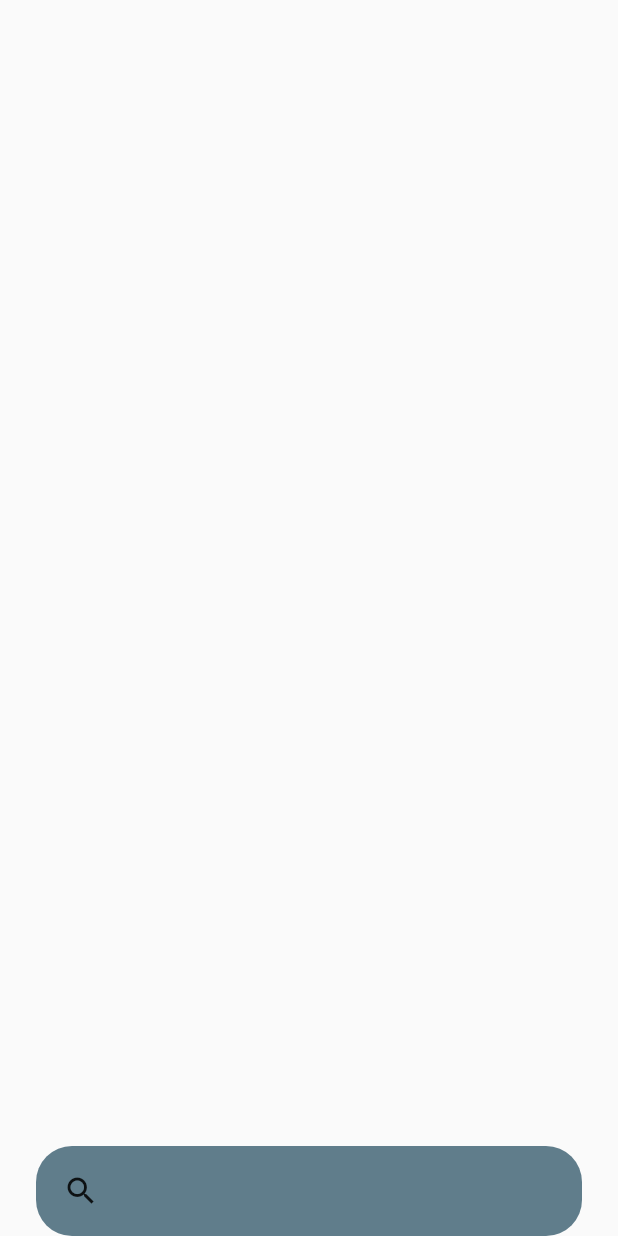
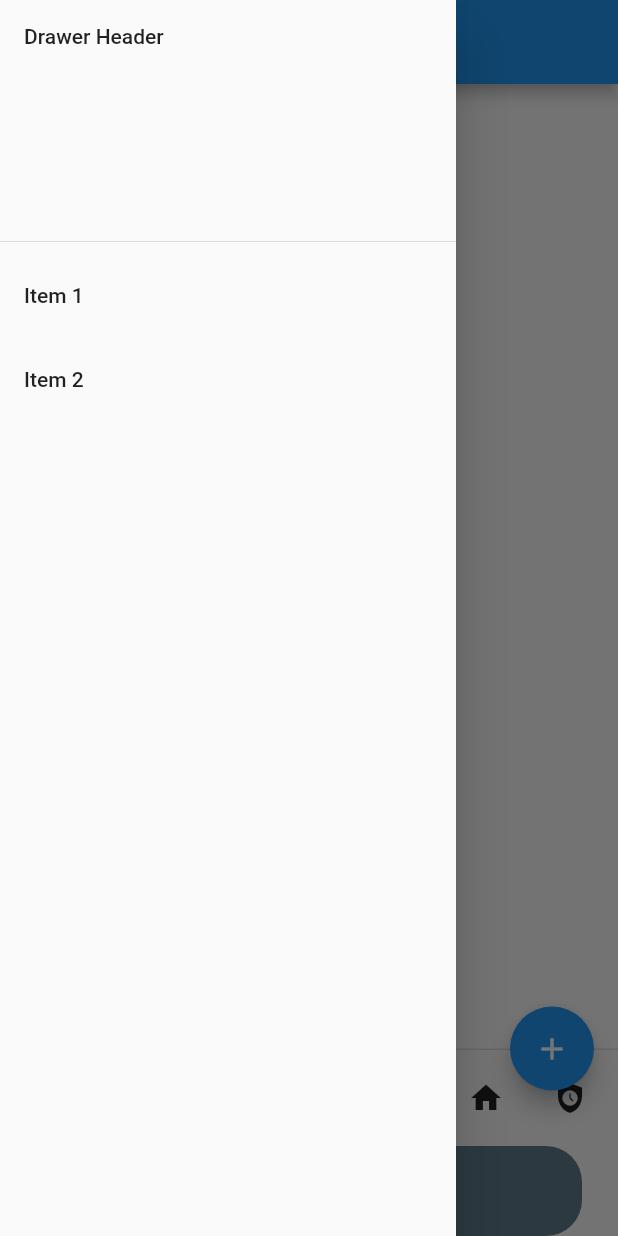
Before and after one commit to nakamurakzz/flutter-appbar-sample, a Flutter app: the screen it shows after launch, with the side drawer open (before the commit the screen has no drawer), on a phone screen of 412 x 824 dp. Run offline on Flutter 3.47's test engine with Material 2 defaults, Android fonts, the phone set to English and light mode, and no system bars.

Commit message:
色んなScafoldの小要素を追加

```diff
--- a/appvar_sample/lib/main.dart
+++ b/appvar_sample/lib/main.dart
@@ -11,6 +11,41 @@ class MyApp extends StatelessWidget {
   Widget build(BuildContext context) {
     return MaterialApp(
         home: Scaffold(
+      appBar: AppBar(
+        title: const Text('Appbar Sample'),
+      ),
+      body: Text("Hello World"),
+      floatingActionButton: FloatingActionButton(
+        onPressed: () {},
+        child: const Icon(Icons.add),
+      ),
+      floatingActionButtonLocation: FloatingActionButtonLocation.endDocked,
+      persistentFooterButtons: [
+        IconButton(onPressed: () {}, icon: const Icon(Icons.abc)),
+        IconButton(onPressed: () {}, icon: const Icon(Icons.home)),
+        IconButton(onPressed: () {}, icon: const Icon(Icons.safety_check)),
+      ],
+      drawer: Drawer(
+        child: ListView(
+          children: [
+            const DrawerHeader(
+              child: Text('Drawer Header'),
+            ),
+            ListTile(
+              title: const Text('Item 1'),
+              onTap: () {
+                debugPrint("Item 1");
+              },
+            ),
+            ListTile(
+              title: const Text('Item 2'),
+              onTap: () {
+                debugPrint("Item 2");
+              },
+            ),
+          ],
+        ),
+      ),
       bottomNavigationBar: SafeArea(
         child: Container(
           padding: const EdgeInsets.all(12),
@@ -19,12 +54,25 @@ class MyApp extends StatelessWidget {
               color: Colors.blueGrey,
               borderRadius: BorderRadius.all(Radius.circular(24))),
           child: Row(
-            children: const [
+            children: [
+              Spacer(),
               SizedBox(
                 width: 36,
                 height: 36,
-                child: Icon(Icons.search),
+                child:
+                    IconButton(onPressed: () {}, icon: const Icon(Icons.abc)),
               ),
+              const SizedBox(
+                width: 36,
+                height: 36,
+                child: Icon(Icons.home),
+              ),
+              const SizedBox(
+                width: 36,
+                height: 36,
+                child: Icon(Icons.safety_check),
+              ),
+              Spacer(),
             ],
           ),
         ),
```
